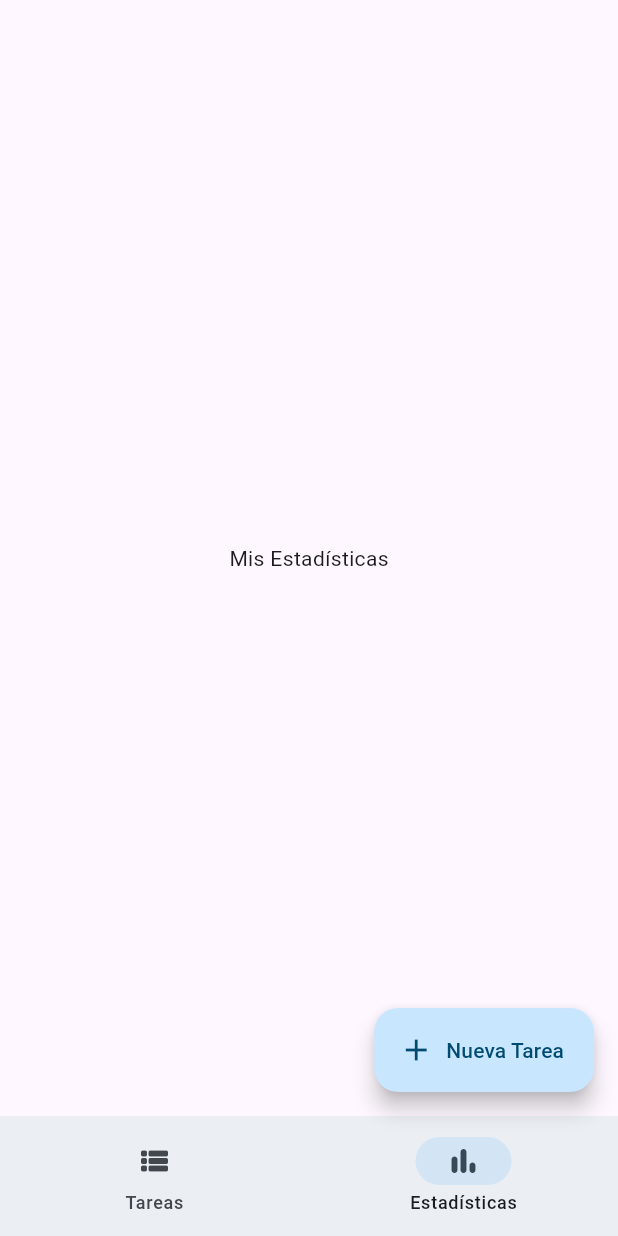
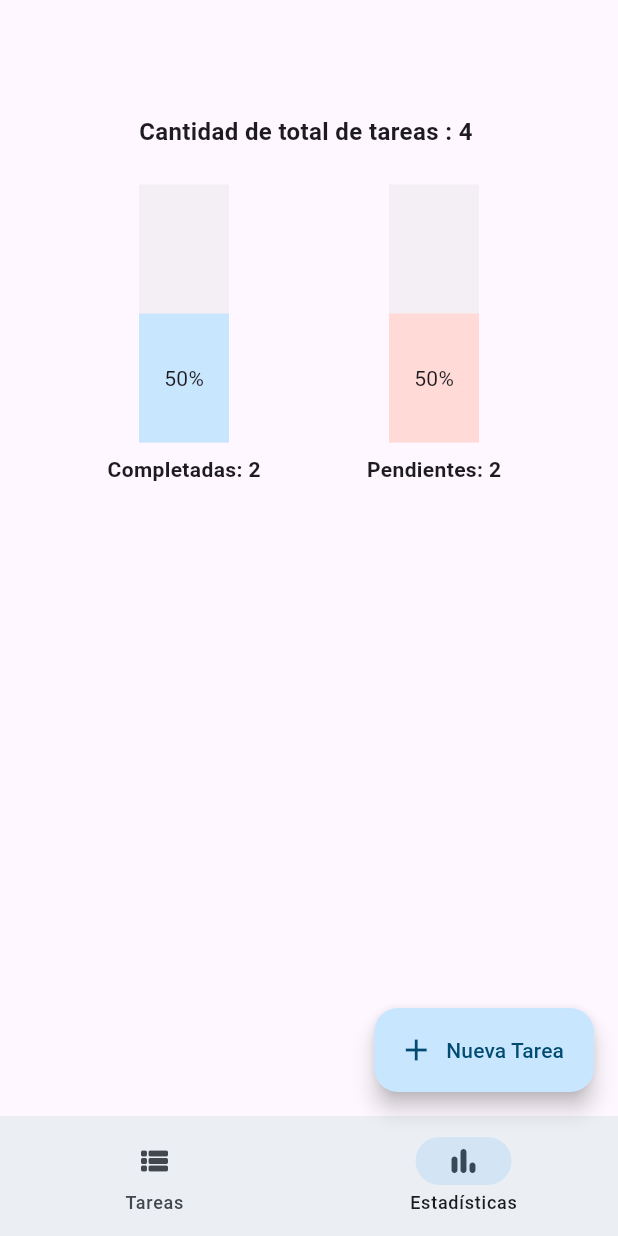
Before and after one commit to BSolPercyTomicha/todo_app, a Flutter app: the screen it shows after launch, item 2 of the bottom bar chosen, on a phone screen of 412 x 824 dp. Run offline on Flutter 3.47's test engine with Material 3 defaults, Android fonts, the phone set to English and light mode, and no system bars; our stand-ins replace equatable, flutter_bloc, flutter_dotenv, get_it.

Commit message:
ADD: Statistics charts

```diff
--- a/lib/app.dart
+++ b/lib/app.dart
@@ -1,6 +1,8 @@
 import 'package:flutter/material.dart';
 import 'package:flutter_bloc/flutter_bloc.dart';
+import 'di.dart';
 import 'theme/presentation/bloc/theme.cubit.dart';
+import 'features/task/presentation/bloc/task.bloc.dart';
 import 'features/task/presentation/pages/tasks.page.dart';
 import 'features/task/presentation/pages/statistics.page.dart';
 import 'features/task/presentation/pages/task_create.page.dart';
@@ -32,7 +34,10 @@ class _MyTodoAppState extends State<MyTodoApp> {
     final isSystemDark =
         MediaQuery.of(context).platformBrightness == Brightness.dark;
 
-    return BlocBuilder<ThemeCubit, ThemeMode>(
+    return BlocProvider<TaskBloc>(
+      create: (_) =>
+          getIt<TaskBloc>()..add(GetTasks(filter: TaskFilter.pending)),
+      child: BlocBuilder<ThemeCubit, ThemeMode>(
         builder: (context, themeMode) {
           return MaterialApp(
             debugShowCheckedModeBanner: false,
@@ -58,10 +63,12 @@ class _MyTodoAppState extends State<MyTodoApp> {
                       title: Text(_titles[_selectedIndex]),
                       actions: [
                         IconButton(
-                        icon:
-                            Icon(_getCurrentThemeIcon(themeMode, isSystemDark)),
+                          icon: Icon(
+                              _getCurrentThemeIcon(themeMode, isSystemDark)),
                           onPressed: () {
-                          context.read<ThemeCubit>().toggleTheme(isSystemDark);
+                            context
+                                .read<ThemeCubit>()
+                                .toggleTheme(isSystemDark);
                           },
                         ),
                       ],
@@ -100,6 +107,7 @@ class _MyTodoAppState extends State<MyTodoApp> {
             ),
           );
         },
+      ),
     );
   }
 }
--- a/lib/features/task/presentation/pages/statistics.page.dart
+++ b/lib/features/task/presentation/pages/statistics.page.dart
@@ -1,10 +1,61 @@
 import 'package:flutter/material.dart';
+import 'package:flutter_bloc/flutter_bloc.dart';
+import 'tasks.page.dart';
+import '../bloc/task.bloc.dart';
+import '../widgets/statistics_charts.widget.dart';
 
 class StatisticsPage extends StatelessWidget {
   const StatisticsPage({super.key});
 
   @override
   Widget build(BuildContext context) {
-    return const Center(child: Text('Mis Estadísticas'));
+    return Column(
+      children: [
+        const SizedBox(
+          height: 60,
+        ),
+        BlocBuilder<TaskBloc, TaskState>(
+          builder: (context, state) {
+            if (state.status == TaskStatus.initial) {
+              context.read<TaskBloc>().add(GetTasks(filter: TaskFilter.all));
+            }
+
+            if (state.status != TaskStatus.success) {
+              return const Column(
+                children: [
+                  Text('Total(0)'),
+                  SizedBox(
+                    height: 24,
+                  ),
+                  StatisticsCharts(
+                    completedTasks: 0,
+                    totalTasks: 0,
+                  ),
+                ],
+              );
+            }
+
+            return Column(
+              children: [
+                Text(
+                  'Cantidad de total de tareas : ${state.totalTasks} ',
+                  style: const TextStyle(
+                    fontWeight: FontWeight.bold,
+                    fontSize: 16,
+                  ),
+                ),
+                const SizedBox(
+                  height: 24,
+                ),
+                StatisticsCharts(
+                  completedTasks: state.completedTasks,
+                  totalTasks: state.totalTasks,
+                ),
+              ],
+            );
+          },
+        ),
+      ],
+    );
   }
 }
--- a/lib/features/task/presentation/pages/tasks.page.dart
+++ b/lib/features/task/presentation/pages/tasks.page.dart
@@ -1,6 +1,5 @@
 import 'package:flutter/material.dart';
 import 'package:flutter_bloc/flutter_bloc.dart';
-import '../../../../di.dart';
 import '../bloc/task.bloc.dart';
 import '../widgets/task_item.widget.dart';
 import '../widgets/task_filter_chips.widget.dart';
@@ -33,10 +32,7 @@ class _TasksPageState extends State<TasksPage> {
 
   @override
   Widget build(BuildContext context) {
-    return BlocProvider<TaskBloc>(
-      create: (_) =>
-          getIt<TaskBloc>()..add(GetTasks(filter: TaskFilter.pending)),
-      child: Column(
+    return Column(
       mainAxisAlignment: MainAxisAlignment.start,
       crossAxisAlignment: CrossAxisAlignment.start,
       children: [
@@ -92,9 +88,8 @@ class _TasksPageState extends State<TasksPage> {
               }
               return SingleChildScrollView(
                 child: Column(
-                    children: state.tasks
-                        .map((task) => TaskItem(task: task))
-                        .toList(),
+                  children:
+                      state.tasks.map((task) => TaskItem(task: task)).toList(),
                 ),
               );
             }
@@ -105,7 +100,6 @@ class _TasksPageState extends State<TasksPage> {
           },
         )
       ],
-      ),
     );
   }
 }
--- /dev/null
+++ b/lib/features/task/presentation/widgets/statistic_bar.widget.dart
@@ -0,0 +1,58 @@
+import 'package:flutter/material.dart';
+
+class StatisticsBar extends StatelessWidget {
+  final String label;
+  final int value;
+  final int total;
+  final int percentage;
+  final Color color;
+
+  const StatisticsBar({
+    super.key,
+    required this.label,
+    required this.value,
+    required this.total,
+    required this.percentage,
+    required this.color,
+  });
+
+  @override
+  Widget build(BuildContext context) {
+    final double heightFactor = value == 0 ? 0 : value / total;
+    final text = value == 0 ? '' : '$percentage%';
+
+    return SizedBox(
+      height: 200,
+      width: 120,
+      child: Column(
+        mainAxisAlignment: MainAxisAlignment.end,
+        children: [
+          Expanded(
+            child: Container(
+              color: Colors.grey.withOpacity(0.1),
+              child: FractionallySizedBox(
+                heightFactor: heightFactor,
+                alignment: Alignment.bottomCenter,
+                child: Container(
+                  width: 60,
+                  color: color,
+                  child: Center(
+                    child: Text(
+                      text,
+                      style: Theme.of(context).textTheme.bodyMedium,
+                    ),
+                  ),
+                ),
+              ),
+            ),
+          ),
+          const SizedBox(height: 8),
+          Text(
+            '$label: $value',
+            style: const TextStyle(fontWeight: FontWeight.bold),
+          ),
+        ],
+      ),
+    );
+  }
+}
--- /dev/null
+++ b/lib/features/task/presentation/widgets/statistics_charts.widget.dart
@@ -0,0 +1,45 @@
+import 'package:flutter/material.dart';
+import 'statistic_bar.widget.dart';
+
+class StatisticsCharts extends StatelessWidget {
+  final int totalTasks;
+  final int completedTasks;
+
+  const StatisticsCharts({
+    super.key,
+    required this.totalTasks,
+    required this.completedTasks,
+  });
+
+  @override
+  Widget build(BuildContext context) {
+    final pendingTasks = totalTasks - completedTasks;
+    final completedPercentage =
+        totalTasks == 0 ? 0 : ((completedTasks / totalTasks) * 100).floor();
+    final pendingPercentage = 100 - completedPercentage;
+
+    return SizedBox(
+      height: 200,
+      child: Row(
+        mainAxisAlignment: MainAxisAlignment.spaceEvenly,
+        crossAxisAlignment: CrossAxisAlignment.end,
+        children: [
+          StatisticsBar(
+            label: 'Completadas',
+            value: completedTasks,
+            total: totalTasks,
+            percentage: completedPercentage,
+            color: Theme.of(context).colorScheme.primaryContainer,
+          ),
+          StatisticsBar(
+            label: 'Pendientes',
+            value: pendingTasks,
+            total: totalTasks,
+            percentage: pendingPercentage,
+            color: Theme.of(context).colorScheme.errorContainer,
+          ),
+        ],
+      ),
+    );
+  }
+}
```
Lines whose indentation alone changed are shown as unchanged.
